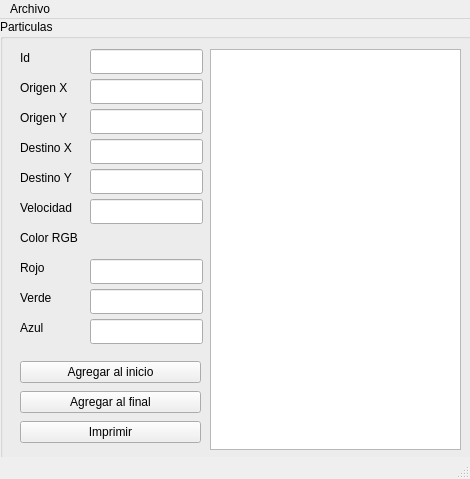
First picture: the form in particulas.ui, repository erickborquez/Seminario-de-Algortimia---Particulas, before the edit.
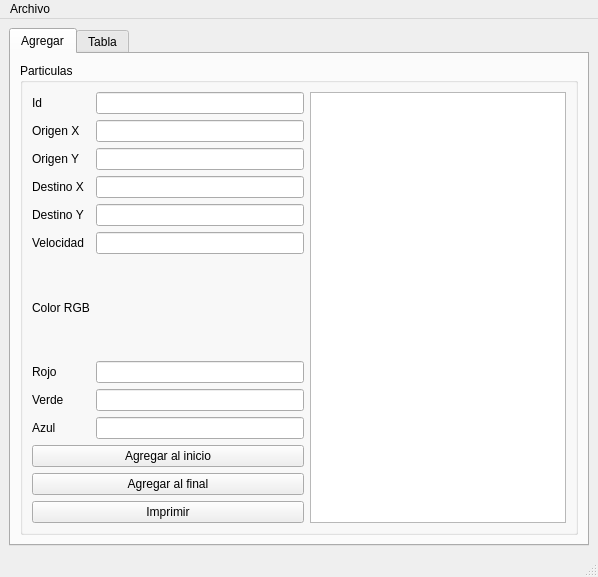
Second picture: the form after the edit. The open tabs and pages were chosen to show the change.

The edit to the form file:
```diff
--- a/particulas.ui
+++ b/particulas.ui
@@ -6,268 +6,136 @@
    <rect>
     <x>0</x>
     <y>0</y>
-    <width>470</width>
-    <height>479</height>
+    <width>598</width>
+    <height>577</height>
    </rect>
   </property>
   <property name="windowTitle">
    <string>MainWindow</string>
   </property>
   <widget class="QWidget" name="centralwidget">
+   <layout class="QGridLayout" name="gridLayout_3">
+    <item row="0" column="0">
+     <widget class="QTabWidget" name="tabWidget">
+      <property name="currentIndex">
+       <number>1</number>
+      </property>
+      <widget class="QWidget" name="tab">
+       <attribute name="title">
+        <string>Agregar</string>
+       </attribute>
+       <layout class="QGridLayout" name="gridLayout">
+        <item row="0" column="0">
    <widget class="QGroupBox" name="groupBox">
-    <property name="geometry">
-     <rect>
-      <x>0</x>
-      <y>0</y>
-      <width>491</width>
-      <height>441</height>
-     </rect>
-    </property>
     <property name="title">
      <string>Particulas</string>
     </property>
+          <layout class="QGridLayout" name="gridLayout_2">
+           <item row="0" column="0">
     <widget class="QLabel" name="label">
-     <property name="geometry">
-      <rect>
-       <x>20</x>
-       <y>30</y>
-       <width>67</width>
-       <height>17</height>
-      </rect>
-     </property>
      <property name="text">
       <string>Id</string>
      </property>
     </widget>
-    <widget class="QLineEdit" name="id_lineEdit">
-     <property name="geometry">
-      <rect>
-       <x>90</x>
-       <y>30</y>
-       <width>113</width>
-       <height>25</height>
-      </rect>
-     </property>
-    </widget>
+           </item>
+           <item row="0" column="1">
+            <widget class="QLineEdit" name="id_lineEdit"/>
+           </item>
+           <item row="0" column="2" rowspan="11">
+            <widget class="QPlainTextEdit" name="plainTextEdit"/>
+           </item>
+           <item row="1" column="0">
     <widget class="QLabel" name="label_2">
-     <property name="geometry">
-      <rect>
-       <x>20</x>
-       <y>60</y>
-       <width>67</width>
-       <height>17</height>
-      </rect>
-     </property>
      <property name="text">
       <string>Origen X</string>
      </property>
     </widget>
-    <widget class="QLineEdit" name="origin_x_lineEdit">
-     <property name="geometry">
-      <rect>
-       <x>90</x>
-       <y>60</y>
-       <width>113</width>
-       <height>25</height>
-      </rect>
-     </property>
-    </widget>
+           </item>
+           <item row="1" column="1">
+            <widget class="QLineEdit" name="origin_x_lineEdit"/>
+           </item>
+           <item row="2" column="0">
     <widget class="QLabel" name="label_3">
-     <property name="geometry">
-      <rect>
-       <x>20</x>
-       <y>90</y>
-       <width>67</width>
-       <height>17</height>
-      </rect>
-     </property>
      <property name="text">
       <string>Origen Y</string>
      </property>
     </widget>
-    <widget class="QLineEdit" name="origin_y_lineEdit">
-     <property name="geometry">
-      <rect>
-       <x>90</x>
-       <y>90</y>
-       <width>113</width>
-       <height>25</height>
-      </rect>
-     </property>
-    </widget>
+           </item>
+           <item row="2" column="1">
+            <widget class="QLineEdit" name="origin_y_lineEdit"/>
+           </item>
+           <item row="3" column="0">
     <widget class="QLabel" name="label_4">
-     <property name="geometry">
-      <rect>
-       <x>20</x>
-       <y>120</y>
-       <width>67</width>
-       <height>17</height>
-      </rect>
-     </property>
      <property name="text">
       <string>Destino X</string>
      </property>
     </widget>
-    <widget class="QLineEdit" name="dest_x_lineEdit">
-     <property name="geometry">
-      <rect>
-       <x>90</x>
-       <y>120</y>
-       <width>113</width>
-       <height>25</height>
-      </rect>
-     </property>
-    </widget>
+           </item>
+           <item row="3" column="1">
+            <widget class="QLineEdit" name="dest_x_lineEdit"/>
+           </item>
+           <item row="4" column="0">
     <widget class="QLabel" name="label_5">
-     <property name="geometry">
-      <rect>
-       <x>20</x>
-       <y>150</y>
-       <width>67</width>
-       <height>17</height>
-      </rect>
-     </property>
      <property name="text">
       <string>Destino Y</string>
      </property>
     </widget>
-    <widget class="QLineEdit" name="dest_y_lineEdit">
-     <property name="geometry">
-      <rect>
-       <x>90</x>
-       <y>150</y>
-       <width>113</width>
-       <height>25</height>
-      </rect>
-     </property>
-    </widget>
+           </item>
+           <item row="4" column="1">
+            <widget class="QLineEdit" name="dest_y_lineEdit"/>
+           </item>
+           <item row="5" column="0">
     <widget class="QLabel" name="label_6">
-     <property name="geometry">
-      <rect>
-       <x>20</x>
-       <y>180</y>
-       <width>67</width>
-       <height>17</height>
-      </rect>
-     </property>
      <property name="text">
       <string>Velocidad</string>
      </property>
     </widget>
-    <widget class="QLineEdit" name="velocity_lineEdit">
-     <property name="geometry">
-      <rect>
-       <x>90</x>
-       <y>180</y>
-       <width>113</width>
-       <height>25</height>
-      </rect>
-     </property>
-    </widget>
+           </item>
+           <item row="5" column="1">
+            <widget class="QLineEdit" name="velocity_lineEdit"/>
+           </item>
+           <item row="6" column="0">
     <widget class="QLabel" name="label_7">
-     <property name="geometry">
-      <rect>
-       <x>20</x>
-       <y>210</y>
-       <width>67</width>
-       <height>17</height>
-      </rect>
-     </property>
      <property name="text">
       <string>Color RGB</string>
      </property>
     </widget>
-    <widget class="QLineEdit" name="green_lineEdit">
-     <property name="geometry">
-      <rect>
-       <x>90</x>
-       <y>270</y>
-       <width>113</width>
-       <height>25</height>
-      </rect>
-     </property>
-    </widget>
+           </item>
+           <item row="7" column="0">
     <widget class="QLabel" name="label_8">
-     <property name="geometry">
-      <rect>
-       <x>20</x>
-       <y>240</y>
-       <width>67</width>
-       <height>17</height>
-      </rect>
-     </property>
      <property name="text">
       <string>Rojo</string>
      </property>
     </widget>
-    <widget class="QLineEdit" name="red_lineEdit">
-     <property name="geometry">
-      <rect>
-       <x>90</x>
-       <y>240</y>
-       <width>113</width>
-       <height>25</height>
-      </rect>
-     </property>
-    </widget>
+           </item>
+           <item row="7" column="1">
+            <widget class="QLineEdit" name="red_lineEdit"/>
+           </item>
+           <item row="8" column="0">
     <widget class="QLabel" name="label_9">
-     <property name="geometry">
-      <rect>
-       <x>20</x>
-       <y>270</y>
-       <width>67</width>
-       <height>17</height>
-      </rect>
-     </property>
      <property name="text">
       <string>Verde</string>
      </property>
     </widget>
-    <widget class="QLineEdit" name="blue_lineEdit">
-     <property name="geometry">
-      <rect>
-       <x>90</x>
-       <y>300</y>
-       <width>113</width>
-       <height>25</height>
-      </rect>
-     </property>
-     <property name="text">
-      <string/>
-     </property>
-    </widget>
+           </item>
+           <item row="8" column="1">
+            <widget class="QLineEdit" name="green_lineEdit"/>
+           </item>
+           <item row="9" column="0">
     <widget class="QLabel" name="label_10">
-     <property name="geometry">
-      <rect>
-       <x>20</x>
-       <y>300</y>
-       <width>67</width>
-       <height>17</height>
-      </rect>
-     </property>
      <property name="text">
       <string>Azul</string>
      </property>
     </widget>
-    <widget class="QPlainTextEdit" name="plainTextEdit">
-     <property name="geometry">
-      <rect>
-       <x>210</x>
-       <y>30</y>
-       <width>251</width>
-       <height>401</height>
-      </rect>
-     </property>
-    </widget>
-    <widget class="QWidget" name="layoutWidget">
-     <property name="geometry">
-      <rect>
-       <x>20</x>
-       <y>340</y>
-       <width>181</width>
-       <height>89</height>
-      </rect>
-     </property>
+           </item>
+           <item row="9" column="1">
+            <widget class="QLineEdit" name="blue_lineEdit">
+             <property name="text">
+              <string/>
+             </property>
+            </widget>
+           </item>
+           <item row="10" column="0" colspan="2">
      <layout class="QVBoxLayout" name="verticalLayout">
       <item>
        <widget class="QPushButton" name="add_start_pushButton">
@@ -291,15 +159,53 @@
        </widget>
       </item>
      </layout>
-    </widget>
-   </widget>
+           </item>
+          </layout>
+         </widget>
+        </item>
+       </layout>
+      </widget>
+      <widget class="QWidget" name="tab_2">
+       <attribute name="title">
+        <string>Tabla</string>
+       </attribute>
+       <layout class="QGridLayout" name="gridLayout_4">
+        <item row="1" column="0">
+         <widget class="QLineEdit" name="search_line">
+          <property name="placeholderText">
+           <string>Titulo del libro</string>
+          </property>
+         </widget>
+        </item>
+        <item row="1" column="1">
+         <widget class="QPushButton" name="search_button">
+          <property name="text">
+           <string>Buscar</string>
+          </property>
+         </widget>
+        </item>
+        <item row="1" column="2">
+         <widget class="QPushButton" name="show_button">
+          <property name="text">
+           <string>Mostrar</string>
+          </property>
+         </widget>
+        </item>
+        <item row="0" column="0" colspan="3">
+         <widget class="QTableWidget" name="table"/>
+        </item>
+       </layout>
+      </widget>
+     </widget>
+    </item>
+   </layout>
   </widget>
   <widget class="QMenuBar" name="menubar">
    <property name="geometry">
     <rect>
      <x>0</x>
      <y>0</y>
-     <width>470</width>
+     <width>598</width>
      <height>22</height>
     </rect>
    </property>
```
Lines whose indentation alone changed are shown as unchanged.
